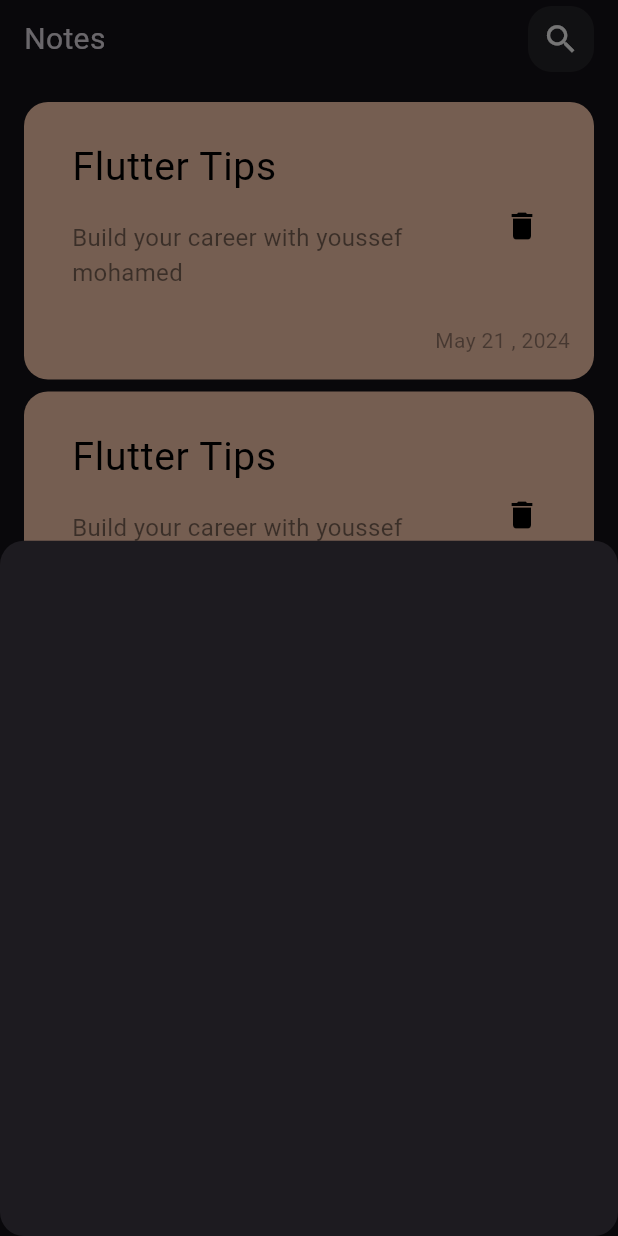
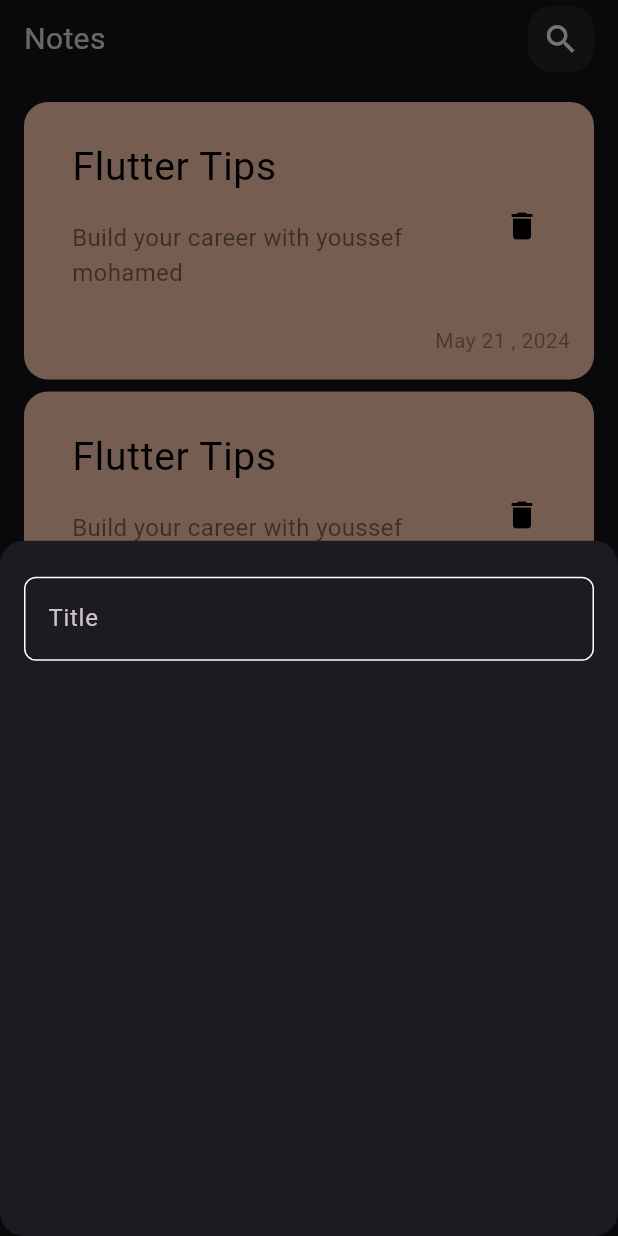
Before and after one commit to YoussefMohamed2004/notes_app, a Flutter app: the screen it shows after launch, after a tap on the "add" icon, on a phone screen of 412 x 824 dp. Run offline on Flutter 3.47's test engine with Material 3 defaults, Android fonts, the phone set to English and light mode, and no system bars.

Commit message:
create custom text field

```diff
--- /dev/null
+++ b/lib/constants.dart
@@ -0,0 +1,6 @@
+
+
+
+import 'package:flutter/material.dart';
+
+const KPrimaryColor =Color(0xff62FCD7);
--- a/lib/views/widgets/add_note_buttom_sheet.dart
+++ b/lib/views/widgets/add_note_buttom_sheet.dart
@@ -1,10 +1,21 @@
 import 'package:flutter/material.dart';
+import 'package:flutter_application_8/views/widgets/custom_text_filed.dart';
 
 class AddNoteButtomSheet extends StatelessWidget {
   const AddNoteButtomSheet({super.key});
 
   @override
   Widget build(BuildContext context) {
-    return Container();
+    return const Padding(
+      padding: EdgeInsets.symmetric(horizontal: 16),
+      child: Column(
+        children: [
+          SizedBox(
+            height: 24,
+          ),
+          CustomTextFiled(),
+        ],
+      ),
+    );
   }
 }
--- /dev/null
+++ b/lib/views/widgets/custom_text_filed.dart
@@ -0,0 +1,30 @@
+import 'package:flutter/material.dart';
+import 'package:flutter_application_8/constants.dart';
+
+class CustomTextFiled extends StatelessWidget {
+  const CustomTextFiled({super.key});
+
+  @override
+  Widget build(BuildContext context) {
+    return TextField(
+      cursorColor: KPrimaryColor,
+      decoration: InputDecoration(
+        hintText: 'Title',
+
+        border: buildBorder(),
+        enabledBorder: buildBorder(),
+        focusedBorder: buildBorder(KPrimaryColor),
+      ),
+    );
+  }
+
+  OutlineInputBorder buildBorder([color]) {
+    return OutlineInputBorder(
+        borderRadius: BorderRadius.circular(
+          8,
+        ),
+        borderSide: BorderSide(
+          color: color ?? Colors.white,
+        ));
+  }
+}
```
